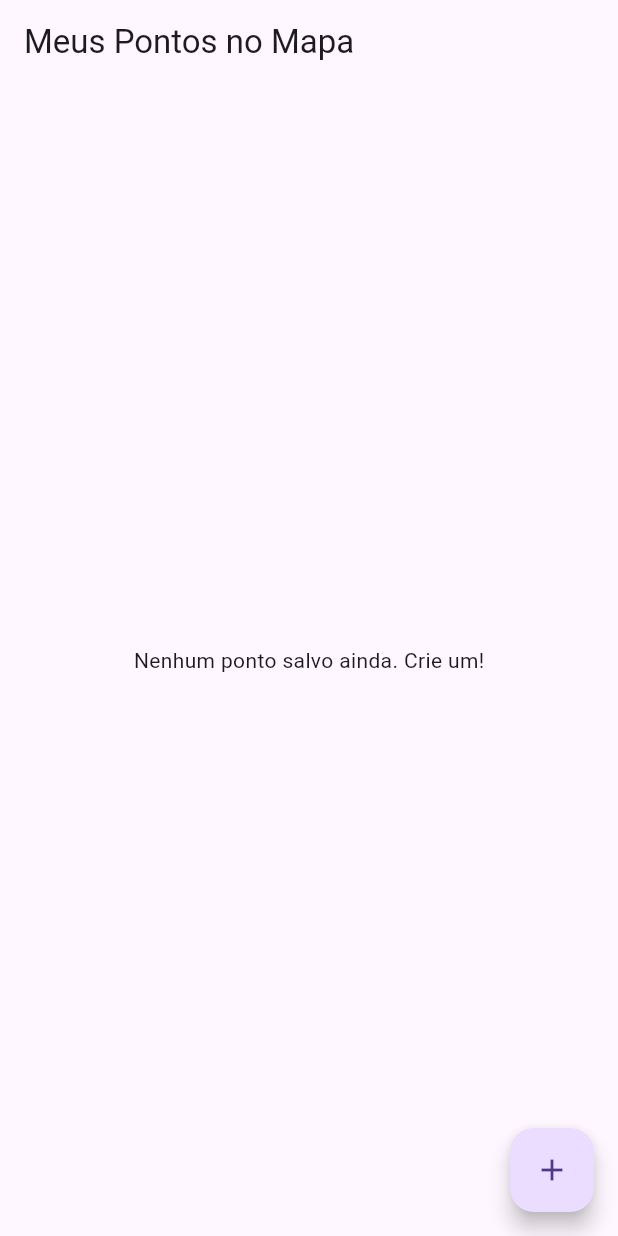
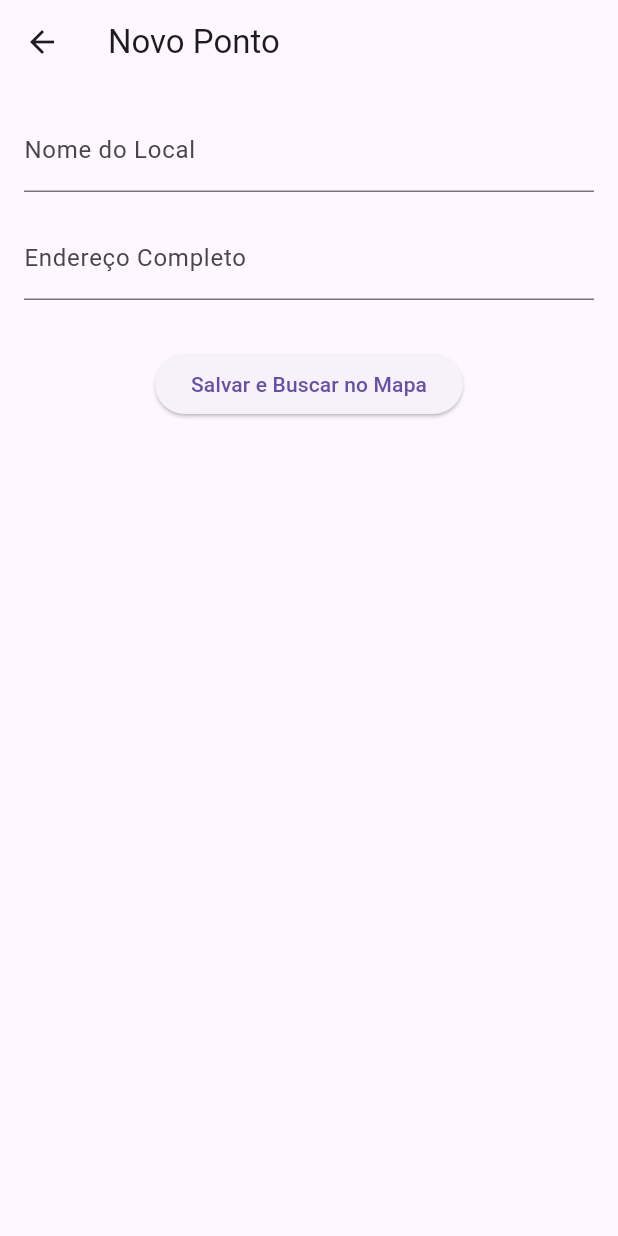
Before and after one commit to DanDancc/Rotas.043, a Flutter app: the screen it shows after launch, after a tap on the "add" icon, on a phone screen of 412 x 824 dp. Run offline on Flutter 3.47's test engine with Material 3 defaults, Android fonts, the phone set to English and light mode, and no system bars; our stand-ins replace flutter_map, latlong2, sqflite; accounts and stored records are empty.

Commit message:
Funcional no Emulador :D

```diff
--- /dev/null
+++ b/lib/screens/form_page.dart
@@ -0,0 +1,140 @@
+import 'package:flutter/material.dart';
+import 'package:http/http.dart' as http; // requisição web
+import 'dart:convert'; // resposta do OSM
+import '../models/local_map.dart';
+import '../database/db_helper.dart';
+
+class FormPage extends StatefulWidget {
+  // Recebe um ponto se for para Editar. Se for para Criar, será nulo (null).
+  final LocalMap? pontoParaEditar;
+
+  const FormPage({Key? key, this.pontoParaEditar}) : super(key: key);
+
+  @override
+  State<FormPage> createState() => _FormPageState();
+}
+
+class _FormPageState extends State<FormPage> {
+  // Controladores para pegar o texto
+  final _nomeController = TextEditingController();
+  final _enderecoController = TextEditingController();
+
+  // Valida o formulário
+  final _formKey = GlobalKey<FormState>();
+
+  // Variável para mostrar busca no mapa
+  bool _carregando = false;
+
+  @override
+  void initState() {
+    super.initState();
+    // Se recebemos um ponto para editar, preenchemos os campos com os dados dele
+    if (widget.pontoParaEditar != null) {
+      _nomeController.text = widget.pontoParaEditar!.nome;
+      _enderecoController.text = widget.pontoParaEditar!.endereco;
+    }
+  }
+
+  // busca as coordenadas e salva no banco
+  Future<void> _salvarPonto() async {
+    // 1. Verifica se os campos não estão vazios
+    if (_formKey.currentState!.validate()) {
+      setState(() {
+        _carregando = true;
+      });
+
+      String nome = _nomeController.text;
+      String enderecoTexto = _enderecoController.text;
+      double? lat;
+      double? lon;
+
+      // 2. Busca Lat e Long no OSM
+      try {
+        // Link de busca para o endereço digitado
+        final url = Uri.parse(
+            'https://nominatim.openstreetmap.org/search?q=$enderecoTexto&format=json&limit=1');
+
+        // Chamada HTTP
+        final resposta = await http.get(url, headers: {
+          'User-Agent': 'RotasApp_Flutter_Learning', // O Nominatim exige que a gente se identifique
+        });
+
+        // Extrair a Lat e Long
+        if (resposta.statusCode == 200) {
+          final dados = json.decode(resposta.body);
+          if (dados.isNotEmpty) {
+            lat = double.parse(dados[0]['lat']);
+            lon = double.parse(dados[0]['lon']);
+          }
+        }
+      } catch (e) {
+        print("Erro ao buscar coordenadas: $e");
+      }
+
+      // 3. Monta a ficha
+      final ponto = LocalMap(
+        id: widget.pontoParaEditar?.id, // Mantém o ID
+        nome: nome,
+        endereco: enderecoTexto,
+        latitude: lat,
+        longitude: lon,
+      );
+
+      // 4. Salva no Banco
+      if (widget.pontoParaEditar != null) {
+        await DatabaseHelper.instance.update(ponto);
+      } else {
+        await DatabaseHelper.instance.insert(ponto);
+      }
+
+      // 5. Sai do formulário e volta para a tela inicial
+      if (mounted) {
+        Navigator.pop(context);
+      }
+    }
+  }
+
+  @override
+  Widget build(BuildContext context) {
+    return Scaffold(
+      appBar: AppBar(
+        title: Text(widget.pontoParaEditar == null ? 'Novo Ponto' : 'Editar Ponto'),
+      ),
+      body: Padding(
+        padding: const EdgeInsets.all(16.0),
+        child: Form(
+          key: _formKey,
+          child: Column(
+            children: [
+              // Nome
+              TextFormField(
+                controller: _nomeController,
+                decoration: const InputDecoration(labelText: 'Nome do Local'),
+                validator: (valor) => valor!.isEmpty ? 'Digite um nome' : null,
+              ),
+              const SizedBox(height: 16),
+
+              // Endereço
+              TextFormField(
+                controller: _enderecoController,
+                decoration: const InputDecoration(
+                    labelText: 'Endereço Completo',
+                    hintText: 'Ex: Av. Maringá, 134, Centro, Cidade'),
+                validator: (valor) => valor!.isEmpty ? 'Digite um endereço' : null,
+              ),
+              const SizedBox(height: 32),
+
+              // Salvar
+              _carregando
+                  ? const CircularProgressIndicator() // Bolinha girando se estiver carregando
+                  : ElevatedButton(
+                      onPressed: _salvarPonto,
+                      child: const Text('Salvar e Buscar no Mapa'),
+                    ),
+            ],
+          ),
+        ),
+      ),
+    );
+  }
+}
--- a/lib/screens/home_page.dart
+++ b/lib/screens/home_page.dart
@@ -1,6 +1,8 @@
 import 'package:flutter/material.dart';
 import '../database/db_helper.dart';
 import '../models/local_map.dart';
+import 'form_page.dart';
+import 'map_page.dart';
 
 class HomePage extends StatefulWidget {
   const HomePage({super.key});
@@ -63,7 +65,11 @@ class _HomePageState extends State<HomePage> {
                       IconButton(
                        icon: const Icon(Icons.edit, color: Colors.blue),
                         onPressed: () {
-                          // tela de edição
+                          Navigator.push(
+                          context,
+                          // Aqui nós passamos o 'ponto' atual para a tela de edição preencher os campos
+                          MaterialPageRoute(builder: (context) => FormPage(pontoParaEditar: ponto)),
+                          ).then((_) => _atualizarLista());
                           },
                         ),
                       IconButton(
@@ -73,6 +79,10 @@ class _HomePageState extends State<HomePage> {
                     ],
                   ),
                   onTap: () {
+                    Navigator.push(context,
+                    MaterialPageRoute(builder:(context) => MapPage(ponto: ponto),
+                    )
+                   );
                     // tela do mapa
                   },
                 );
@@ -83,7 +93,11 @@ class _HomePageState extends State<HomePage> {
      floatingActionButton: FloatingActionButton(
   child: const Icon(Icons.add),
   onPressed: () {
-           // tela de criação
+    // Vai para o Form ao sair att
+    Navigator.push(
+      context,
+      MaterialPageRoute(builder: (context) => const FormPage()),
+    ).then((_) => _atualizarLista());
   },
 ),
     );
```
Also changed, not shown: lib/screens/map_page.dart (added, +60 -0 lines). Lines whose indentation alone changed are shown as unchanged.
